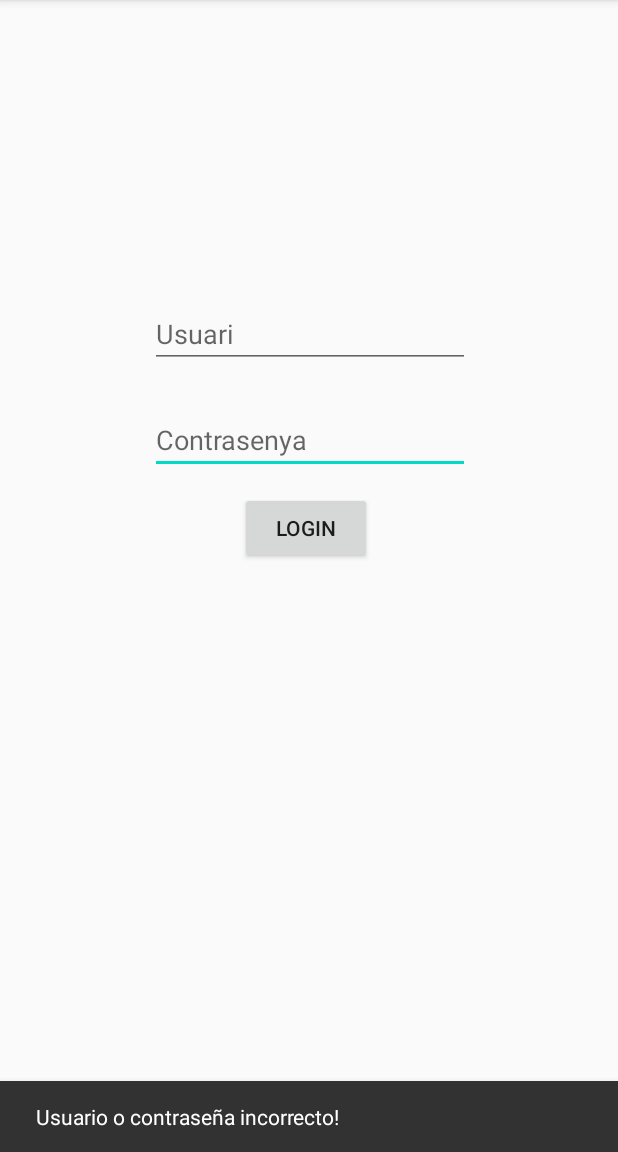
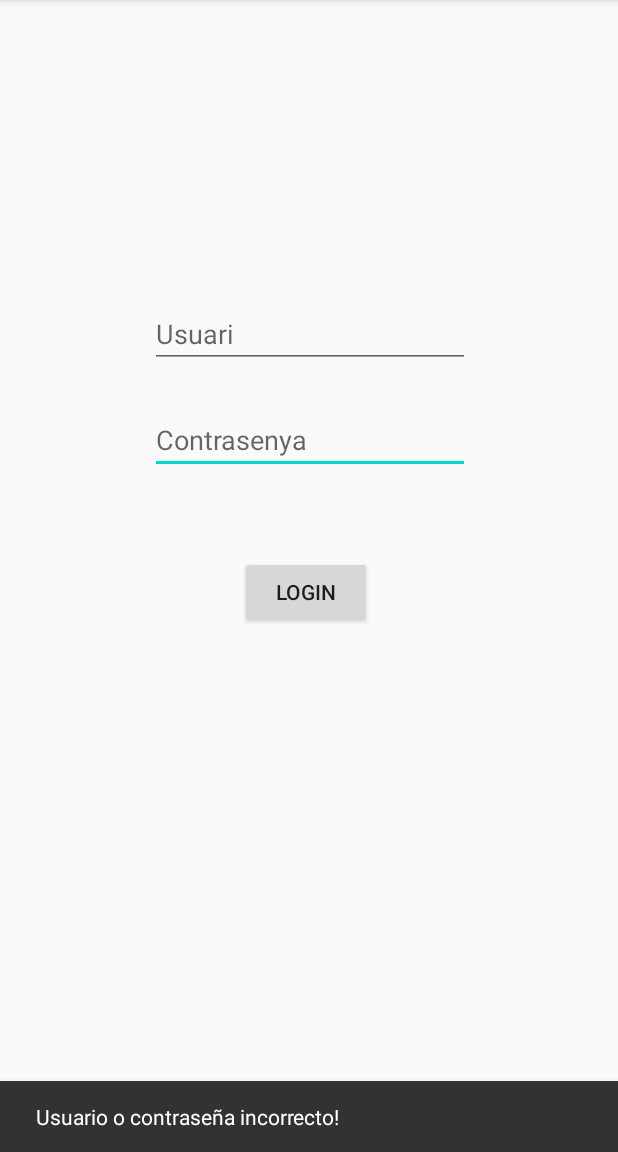
Before and after one commit to cf17jeremy/Gestorincidencies, an Android app: the screen it shows after launch (MainActivity), after a tap on "LOGIN", on a phone screen of 412 x 824 dp, the part 84-1236 px from its top. Run offline under Robolectric (Android 15) with nearby library versions, the phone set to English and light mode, and no system bars.

```diff
--- a/app/src/main/AndroidManifest.xml
+++ b/app/src/main/AndroidManifest.xml
@@ -16,6 +16,8 @@
                 <category android:name="android.intent.category.LAUNCHER" />
             </intent-filter>
         </activity>
+        <activity android:name=".menu">
+        </activity>
     </application>
 
 </manifest>
--- a/app/src/main/java/com/example/gestorincidencies/MainActivity.java
+++ b/app/src/main/java/com/example/gestorincidencies/MainActivity.java
@@ -25,7 +25,7 @@ public class MainActivity extends AppCompatActivity {
         login.setOnClickListener(new View.OnClickListener() {
             @Override
             public void onClick(View v) {
-                if ((usuari.getText().toString().trim().equals("admin")) && (contrasenya.getText().toString().trim().equals("12345"))){
+                if ((usuari.getText().toString().trim().equals("Admin")) && (contrasenya.getText().toString().trim().equals("12345"))){
                     Intent intent = new Intent (MainActivity.this, menu.class);
                     startActivity(intent);
                 }
--- a/app/src/main/res/layout/activity_main.xml
+++ b/app/src/main/res/layout/activity_main.xml
@@ -40,6 +40,8 @@
         android:layout_marginLeft="160dp"
         android:layout_marginTop="12dp"
         android:text="Login"
+        app:layout_constraintBottom_toBottomOf="parent"
         app:layout_constraintStart_toStartOf="parent"
-        app:layout_constraintTop_toBottomOf="@+id/contrasenya" />
+        app:layout_constraintTop_toBottomOf="@+id/contrasenya"
+        app:layout_constraintVertical_bias="0.109" />
 </androidx.constraintlayout.widget.ConstraintLayout>
```
Also changed, not shown: app/src/main/java/com/example/gestorincidencies/menu.java (+27 -5 lines), app/src/main/res/layout/menu_layout.xml (+7 -5 lines), app/src/main/res/drawable/eliminar.png (added), app/src/main/res/drawable/lista.png (added).
